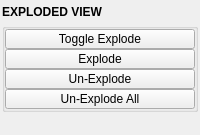
This is mayatk/display_utils/exploded_view.ui in m3trik/mayatk as Qt 5 draws it before an edit. The edited form follows.
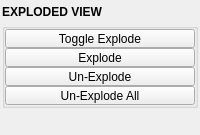
This is the edited form. Custom widgets are drawn as their Qt base class.

```diff
--- a/mayatk/display_utils/exploded_view.ui
+++ b/mayatk/display_utils/exploded_view.ui
@@ -98,13 +98,13 @@
            <property name="minimumSize">
             <size>
              <width>0</width>
-             <height>20</height>
+             <height>19</height>
             </size>
            </property>
            <property name="maximumSize">
             <size>
              <width>16777215</width>
-             <height>20</height>
+             <height>19</height>
             </size>
            </property>
            <property name="toolTip">
@@ -138,13 +138,13 @@
            <property name="minimumSize">
             <size>
              <width>0</width>
-             <height>20</height>
+             <height>19</height>
             </size>
            </property>
            <property name="maximumSize">
             <size>
              <width>16777215</width>
-             <height>20</height>
+             <height>19</height>
             </size>
            </property>
            <property name="toolTip">
@@ -178,13 +178,13 @@
            <property name="minimumSize">
             <size>
              <width>0</width>
-             <height>20</height>
+             <height>19</height>
             </size>
            </property>
            <property name="maximumSize">
             <size>
              <width>16777215</width>
-             <height>20</height>
+             <height>19</height>
             </size>
            </property>
            <property name="toolTip">
@@ -218,13 +218,13 @@
            <property name="minimumSize">
             <size>
              <width>0</width>
-             <height>20</height>
+             <height>19</height>
             </size>
            </property>
            <property name="maximumSize">
             <size>
              <width>16777215</width>
-             <height>20</height>
+             <height>19</height>
             </size>
            </property>
            <property name="toolTip">
```
